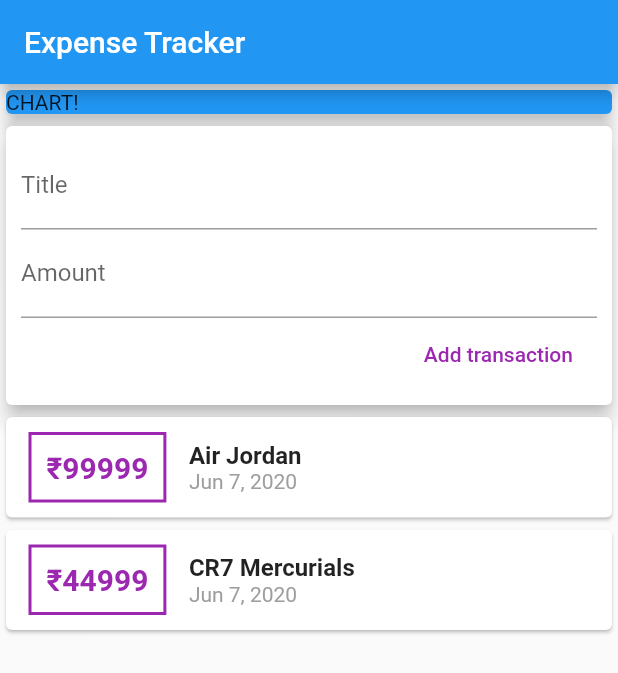
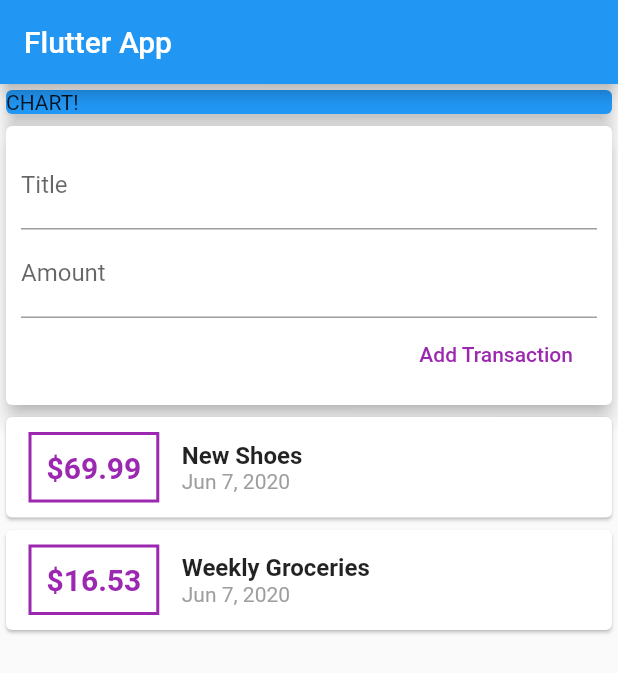
Before and after one commit to SaquibAnwar/Flutter_Bootcamp, a Flutter app: the screen it shows after launch, on a phone screen of 412 x 824 dp. Shown: the top 673 px of the screen. Run offline on Flutter 3.47's test engine with Material 2 defaults, Android fonts, the phone set to English and light mode, and no system bars.

Commit message:
Connecting Widgets and Managing Data/States

```diff
--- a/ExpenseTracker/lib/main.dart
+++ b/ExpenseTracker/lib/main.dart
@@ -1,7 +1,6 @@
 import 'package:flutter/material.dart';
-import 'package:intl/intl.dart';
 
-import './transaction.dart';
+import './widgets/user_transactions.dart';
 
 void main() => runApp(MyApp());
 
@@ -9,27 +8,13 @@ class MyApp extends StatelessWidget {
   @override
   Widget build(BuildContext context) {
     return MaterialApp(
-      title: 'Expense Tracker',
+      title: 'Flutter App',
       home: MyHomePage(),
     );
   }
 }
 
 class MyHomePage extends StatelessWidget {
-  final List<Transaction> transactions = [
-    Transaction(
-      id: 't1',
-      title: 'Air Jordan',
-      amount: 99999,
-      date: DateTime.now(),
-    ),
-    Transaction(
-      id: 't2',
-      title: 'CR7 Mercurials',
-      amount: 44999,
-      date: DateTime.now(),
-    ),
-  ];
   // String titleInput;
   // String amountInput;
   final titleController = TextEditingController();
@@ -39,9 +24,10 @@ class MyHomePage extends StatelessWidget {
   Widget build(BuildContext context) {
     return Scaffold(
       appBar: AppBar(
-        title: Text('Expense Tracker'),
+        title: Text('Flutter App'),
       ),
       body: Column(
+        // mainAxisAlignment: MainAxisAlignment.start,
         crossAxisAlignment: CrossAxisAlignment.stretch,
         children: <Widget>[
           Container(
@@ -52,82 +38,7 @@ class MyHomePage extends StatelessWidget {
               elevation: 5,
             ),
           ),
-          Card(
-            elevation: 5,
-            child: Container(
-              padding: EdgeInsets.all(10),
-              child: Column(
-                crossAxisAlignment: CrossAxisAlignment.end,
-                children: <Widget>[
-                  TextField(
-                    decoration: InputDecoration(labelText: 'Title'),
-                    controller: titleController,
-                    // onChanged: (val) => titleInput = val,
-                  ),
-                  TextField(
-                    decoration: InputDecoration(labelText: 'Amount'),
-                    controller: amountController,
-                    // onChanged: (val) => amountInput = val,
-                  ),
-                  FlatButton(
-                    onPressed: () {
-                      print(titleController.text);
-                      print(amountController.text);
-                    },
-                    textColor: Colors.purple,
-                    child: Text('Add transaction'),
-                  )
-                ],
-              ),
-            ),
-          ),
-          Column(
-            children: transactions.map((tx) {
-              return Card(
-                child: Row(
-                  children: <Widget>[
-                    Container(
-                      margin:
-                          EdgeInsets.symmetric(horizontal: 15, vertical: 10),
-                      decoration: BoxDecoration(
-                        border: Border.all(
-                          color: Colors.purple,
-                          width: 2,
-                        ),
-                      ),
-                      padding: EdgeInsets.all(10),
-                      child: Text(
-                        '\u{20B9}${tx.amount}',
-                        style: TextStyle(
-                          fontWeight: FontWeight.bold,
-                          fontSize: 20,
-                          color: Colors.purple,
-                        ),
-                      ),
-                    ),
-                    Column(
-                      crossAxisAlignment: CrossAxisAlignment.start,
-                      children: <Widget>[
-                        Text(
-                          tx.title,
-                          style: TextStyle(
-                            fontSize: 16,
-                            fontWeight: FontWeight.bold,
-                          ),
-                        ),
-                        Text(
-                          DateFormat.yMMMd().format(tx.date),
-                          style: TextStyle(
-                            color: Colors.grey,
-                          ),
-                        ),
-                      ],
-                    ),
-                  ],
-                ),
-              );
-            }).toList(),
-          ),
+          UserTransactions()
         ],
       ),
     );
--- a/ExpenseTracker/lib/transaction.dart
+++ b/ExpenseTracker/lib/models/transaction.dart
@@ -3,7 +3,7 @@ import 'package:flutter/foundation.dart';
 class Transaction {
   final String id;
   final String title;
-  final int amount;
+  final double amount;
   final DateTime date;
 
   Transaction({
--- /dev/null
+++ b/ExpenseTracker/lib/widgets/new_transaction.dart
@@ -0,0 +1,46 @@
+import 'package:flutter/material.dart';
+
+class NewTransaction extends StatelessWidget {
+  final Function addTx;
+  final titleController = TextEditingController();
+  final amountController = TextEditingController();
+
+  NewTransaction(this.addTx);
+
+  @override
+  Widget build(BuildContext context) {
+    return Card(
+      elevation: 5,
+      child: Container(
+        padding: EdgeInsets.all(10),
+        child: Column(
+          crossAxisAlignment: CrossAxisAlignment.end,
+          children: <Widget>[
+            TextField(
+              decoration: InputDecoration(labelText: 'Title'),
+              controller: titleController,
+              // onChanged: (val) {
+              //   titleInput = val;
+              // },
+            ),
+            TextField(
+              decoration: InputDecoration(labelText: 'Amount'),
+              controller: amountController,
+              // onChanged: (val) => amountInput = val,
+            ),
+            FlatButton(
+              child: Text('Add Transaction'),
+              textColor: Colors.purple,
+              onPressed: () {
+                addTx(
+                  titleController.text,
+                  double.parse(amountController.text),
+                );
+              },
+            ),
+          ],
+        ),
+      ),
+    );
+  }
+}
--- /dev/null
+++ b/ExpenseTracker/lib/widgets/transaction_list.dart
@@ -0,0 +1,63 @@
+import 'package:flutter/material.dart';
+import 'package:intl/intl.dart';
+
+import '../models/transaction.dart';
+
+class TransactionList extends StatelessWidget {
+  final List<Transaction> transactions;
+
+  TransactionList(this.transactions);
+
+  @override
+  Widget build(BuildContext context) {
+    return Column(
+      children: transactions.map((tx) {
+        return Card(
+          child: Row(
+            children: <Widget>[
+              Container(
+                margin: EdgeInsets.symmetric(
+                  vertical: 10,
+                  horizontal: 15,
+                ),
+                decoration: BoxDecoration(
+                  border: Border.all(
+                    color: Colors.purple,
+                    width: 2,
+                  ),
+                ),
+                padding: EdgeInsets.all(10),
+                child: Text(
+                  '\$${tx.amount}',
+                  style: TextStyle(
+                    fontWeight: FontWeight.bold,
+                    fontSize: 20,
+                    color: Colors.purple,
+                  ),
+                ),
+              ),
+              Column(
+                crossAxisAlignment: CrossAxisAlignment.start,
+                children: <Widget>[
+                  Text(
+                    tx.title,
+                    style: TextStyle(
+                      fontSize: 16,
+                      fontWeight: FontWeight.bold,
+                    ),
+                  ),
+                  Text(
+                    DateFormat.yMMMd().format(tx.date),
+                    style: TextStyle(
+                      color: Colors.grey,
+                    ),
+                  ),
+                ],
+              ),
+            ],
+          ),
+        );
+      }).toList(),
+    );
+  }
+}
--- /dev/null
+++ b/ExpenseTracker/lib/widgets/user_transactions.dart
@@ -0,0 +1,50 @@
+import 'package:flutter/material.dart';
+
+import './new_transaction.dart';
+import './transaction_list.dart';
+import '../models/transaction.dart';
+
+class UserTransactions extends StatefulWidget {
+  @override
+  _UserTransactionsState createState() => _UserTransactionsState();
+}
+
+class _UserTransactionsState extends State<UserTransactions> {
+  final List<Transaction> _userTransactions = [
+    Transaction(
+      id: 't1',
+      title: 'New Shoes',
+      amount: 69.99,
+      date: DateTime.now(),
+    ),
+    Transaction(
+      id: 't2',
+      title: 'Weekly Groceries',
+      amount: 16.53,
+      date: DateTime.now(),
+    ),
+  ];
+
+  void _addNewTransaction(String txTitle, double txAmount) {
+    final newTx = Transaction(
+      title: txTitle,
+      amount: txAmount,
+      date: DateTime.now(),
+      id: DateTime.now().toString(),
+    );
+
+    setState(() {
+      _userTransactions.add(newTx);
+    });
+  }
+
+  @override
+  Widget build(BuildContext context) {
+    return Column(
+      children: <Widget>[
+        NewTransaction(_addNewTransaction),
+        TransactionList(_userTransactions),
+      ],
+    );
+  }
+}
--- a/ExpenseTracker/pubspec.yaml
+++ b/ExpenseTracker/pubspec.yaml
@@ -23,7 +23,7 @@ environment:
 dependencies:
   flutter:
     sdk: flutter
-  intl: ^0.15.7
+  intl: ^0.16.1
 
 
   # The following adds the Cupertino Icons font to your application.
```
Also changed, not shown: ExpenseTracker/pubspec.lock, 1 other file.
